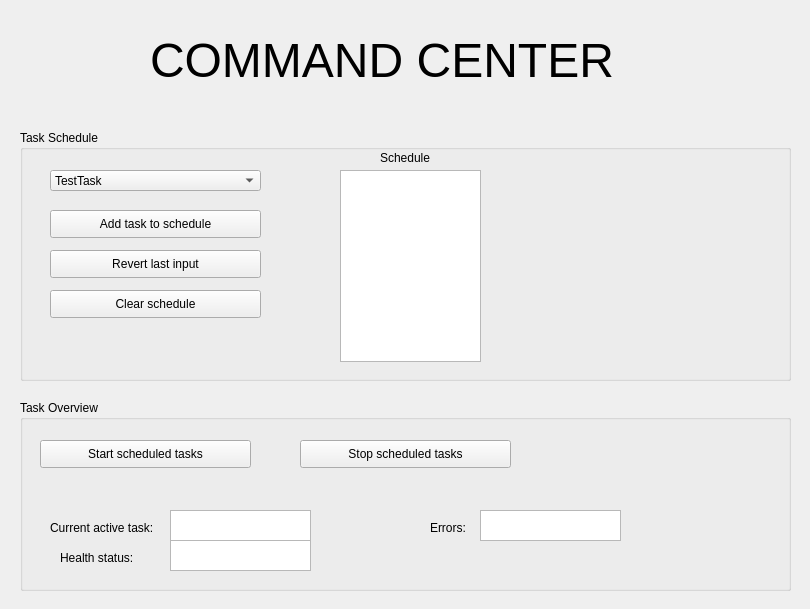
First picture: the form in Hanse/CommandCenter/commandcenterform.ui, repository iti-luebeck/HANSE2011, before the edit.
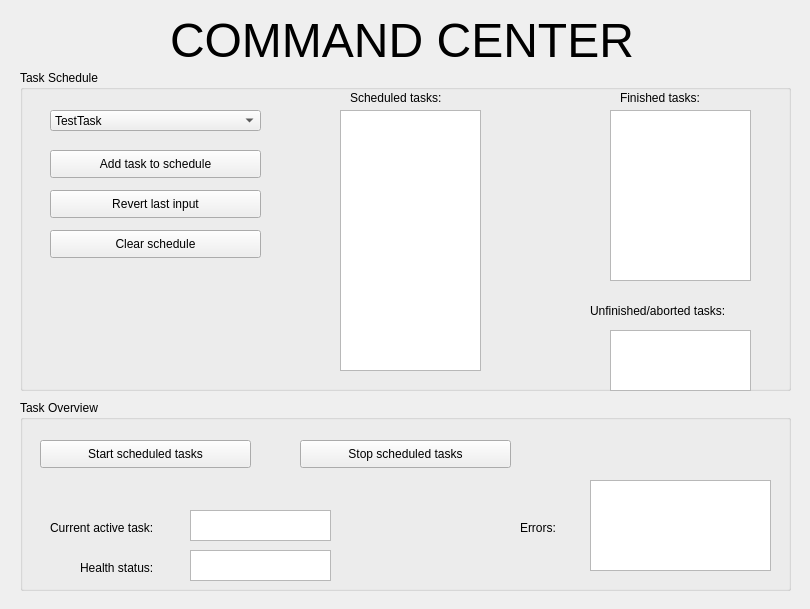
Second picture: the form after the edit.

Patch:
```diff
--- a/Hanse/CommandCenter/commandcenterform.ui
+++ b/Hanse/CommandCenter/commandcenterform.ui
@@ -16,8 +16,8 @@
   <widget class="QLabel" name="label">
    <property name="geometry">
     <rect>
-     <x>150</x>
-     <y>20</y>
+     <x>170</x>
+     <y>0</y>
      <width>591</width>
      <height>81</height>
     </rect>
@@ -39,9 +39,9 @@
    <property name="geometry">
     <rect>
      <x>20</x>
-     <y>130</y>
+     <y>70</y>
      <width>771</width>
-     <height>251</height>
+     <height>321</height>
     </rect>
    </property>
    <property name="title">
@@ -116,7 +116,7 @@
       <x>320</x>
       <y>40</y>
       <width>141</width>
-      <height>192</height>
+      <height>261</height>
      </rect>
     </property>
     <property name="autoFillBackground">
@@ -145,14 +145,14 @@
    <widget class="QLabel" name="label_2">
     <property name="geometry">
      <rect>
-      <x>360</x>
+      <x>330</x>
       <y>20</y>
-      <width>51</width>
+      <width>111</width>
       <height>16</height>
      </rect>
     </property>
     <property name="text">
-     <string>Schedule</string>
+     <string>Scheduled tasks:</string>
     </property>
    </widget>
    <widget class="QPushButton" name="revertButton">
@@ -168,6 +168,70 @@
      <string>Revert last input</string>
     </property>
    </widget>
+   <widget class="QTextBrowser" name="finishedList">
+    <property name="geometry">
+     <rect>
+      <x>590</x>
+      <y>40</y>
+      <width>141</width>
+      <height>171</height>
+     </rect>
+    </property>
+    <property name="autoFillBackground">
+     <bool>false</bool>
+    </property>
+    <property name="readOnly">
+     <bool>true</bool>
+    </property>
+    <property name="overwriteMode">
+     <bool>true</bool>
+    </property>
+   </widget>
+   <widget class="QLabel" name="label_6">
+    <property name="geometry">
+     <rect>
+      <x>600</x>
+      <y>20</y>
+      <width>111</width>
+      <height>16</height>
+     </rect>
+    </property>
+    <property name="text">
+     <string>Finished tasks:</string>
+    </property>
+   </widget>
+   <widget class="QTextBrowser" name="abortedList">
+    <property name="geometry">
+     <rect>
+      <x>590</x>
+      <y>260</y>
+      <width>141</width>
+      <height>61</height>
+     </rect>
+    </property>
+    <property name="autoFillBackground">
+     <bool>false</bool>
+    </property>
+    <property name="readOnly">
+     <bool>true</bool>
+    </property>
+    <property name="overwriteMode">
+     <bool>true</bool>
+    </property>
+   </widget>
+   <widget class="QLabel" name="label_7">
+    <property name="geometry">
+     <rect>
+      <x>570</x>
+      <y>230</y>
+      <width>181</width>
+      <height>21</height>
+     </rect>
+    </property>
+    <property name="text">
+     <string>Unfinished/aborted tasks:</string>
+    </property>
+   </widget>
   </widget>
   <widget class="QGroupBox" name="groupBox_2">
    <property name="geometry">
@@ -199,7 +263,7 @@
      <rect>
       <x>30</x>
       <y>120</y>
-      <width>121</width>
+      <width>131</width>
       <height>16</height>
      </rect>
     </property>
@@ -223,7 +287,7 @@
    <widget class="QTextBrowser" name="activeOutput">
     <property name="geometry">
      <rect>
-      <x>150</x>
+      <x>170</x>
       <y>110</y>
       <width>141</width>
       <height>31</height>
@@ -233,9 +297,9 @@
    <widget class="QLabel" name="label_4">
     <property name="geometry">
      <rect>
-      <x>40</x>
-      <y>150</y>
-      <width>91</width>
+      <x>60</x>
+      <y>160</y>
+      <width>101</width>
       <height>16</height>
      </rect>
     </property>
@@ -246,8 +310,8 @@
    <widget class="QTextBrowser" name="healthOutput">
     <property name="geometry">
      <rect>
-      <x>150</x>
-      <y>140</y>
+      <x>170</x>
+      <y>150</y>
       <width>141</width>
       <height>31</height>
      </rect>
@@ -256,9 +320,9 @@
    <widget class="QLabel" name="label_5">
     <property name="geometry">
      <rect>
-      <x>410</x>
+      <x>500</x>
       <y>120</y>
-      <width>121</width>
+      <width>51</width>
       <height>16</height>
      </rect>
     </property>
@@ -269,10 +333,10 @@
    <widget class="QTextBrowser" name="errorOutput">
     <property name="geometry">
      <rect>
-      <x>460</x>
-      <y>110</y>
-      <width>141</width>
-      <height>31</height>
+      <x>570</x>
+      <y>80</y>
+      <width>181</width>
+      <height>91</height>
      </rect>
     </property>
    </widget>
```
